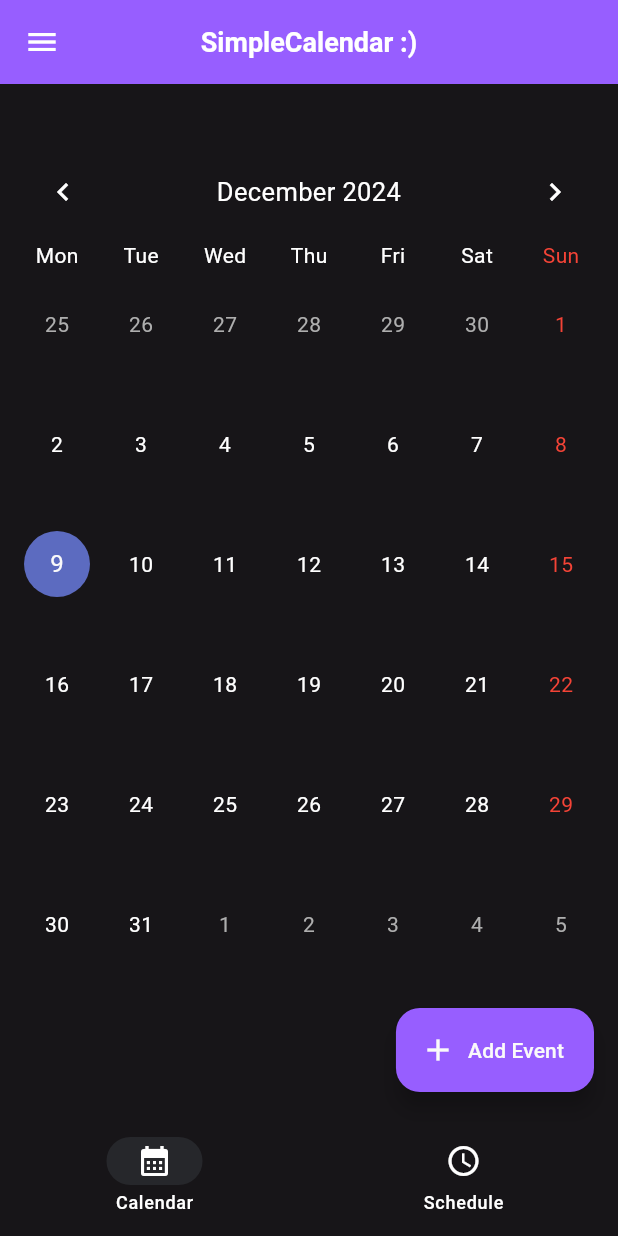
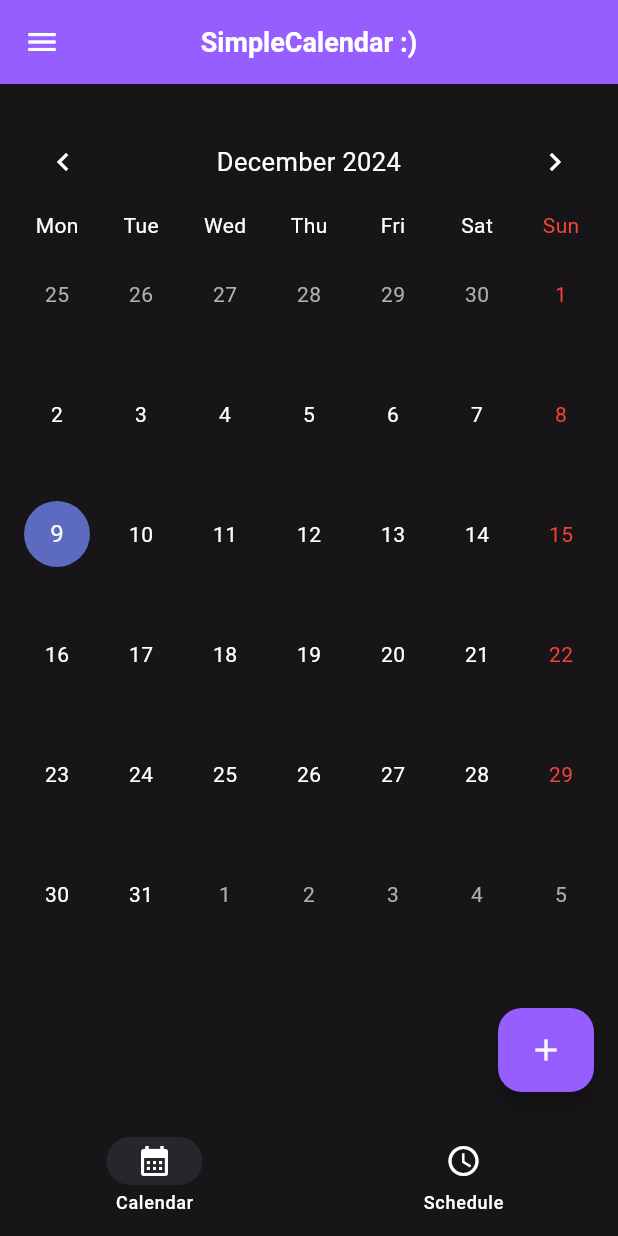
Before and after one commit to baihaqibb/tubes-impal, a Flutter app: the screen it shows once a user with an empty profile is signed in, on a phone screen of 412 x 824 dp. Run offline on Flutter 3.47's test engine with Material 3 defaults, Android fonts, the phone set to English and light mode, and no system bars; drawn by our look-alikes of table_calendar; our stand-ins replace cloud_firestore, date_picker_timeline, firebase_auth, firebase_core, flutter_local_notifications, timezone; accounts and stored records are empty.

Commit message:
Event Create + Read
+ a bit of Update but borderline unfinished tho

```diff
--- a/lib/pages/auth_page.dart
+++ b/lib/pages/auth_page.dart
@@ -1,6 +1,5 @@
 import 'package:firebase_auth/firebase_auth.dart';
 import 'package:flutter/material.dart';
-import 'package:simple_cal/pages/home_page.dart';
 import 'package:simple_cal/pages/login_page.dart';
 import 'package:simple_cal/pages/verification_page.dart';
 
@@ -14,9 +13,9 @@ class AuthPage extends StatelessWidget {
           stream: FirebaseAuth.instance.authStateChanges(),
           builder: (context, snapshot) {
             if (snapshot.hasData) {
-              return VerificationPage();
+              return const VerificationPage();
             } else {
-              return LoginPage();
+              return const LoginPage();
             }
           }),
     );
--- a/lib/pages/home_page.dart
+++ b/lib/pages/home_page.dart
@@ -1,10 +1,12 @@
+import "package:cloud_firestore/cloud_firestore.dart";
 import "package:date_picker_timeline/date_picker_widget.dart";
 import "package:firebase_auth/firebase_auth.dart";
 import "package:flutter/material.dart";
 import 'package:intl/intl.dart';
-import "package:simple_cal/notifications/notification.dart";
 import "package:simple_cal/pages/input_page.dart";
+import "package:simple_cal/services/firestore.dart";
 import "package:simple_cal/themes.dart";
+import "package:simple_cal/widgets/event_card.dart";
 import "package:table_calendar/table_calendar.dart";
 
 class HomePage extends StatefulWidget {
@@ -15,12 +17,18 @@ class HomePage extends StatefulWidget {
 }
 
 class _HomePageState extends State<HomePage> {
+  final FirestoreService firestoreService = FirestoreService();
+
   int currentPageIndex = 0;
-  DateTime today = DateTime.now();
+  DateTime today =
+      DateTime(DateTime.now().year, DateTime.now().month, DateTime.now().day);
 
   final logoutSnackbar = SnackBar(content: Text("User logged out"));
 
   final user = FirebaseAuth.instance.currentUser!;
+
+  DateTime _selectedDate =
+      DateTime(DateTime.now().year, DateTime.now().month, DateTime.now().day);
 
   void logout() {
     FirebaseAuth.instance.signOut();
@@ -66,19 +74,57 @@ class _HomePageState extends State<HomePage> {
         Column(
           children: [
             _dateShown(),
-            _datePicker(),
+            _dateBar(),
+            StreamBuilder(
+                stream: firestoreService.events
+                    .where('user',
+                        isEqualTo: FirebaseAuth.instance.currentUser!.uid)
+                    .where('date', isEqualTo: Timestamp.fromDate(_selectedDate))
+                    .orderBy('start_time')
+                    .snapshots(),
+                builder: (context, snapshot) {
+                  if (snapshot.connectionState == ConnectionState.waiting) {
+                    return const Center(
+                      child: CircularProgressIndicator(),
+                    );
+                  }
+                  if (!snapshot.hasData) {
+                    return const Text("There's nothing here...");
+                  }
+
+                  return Expanded(
+                      child: ListView.builder(
+                    itemCount: snapshot.data!.docs.length,
+                    itemBuilder: (context, index) {
+                      return Row(
+                        children: [
+                          Expanded(
+                            child: EventCard(
+                              title: snapshot.data!.docs[index]['title'],
+                              note: snapshot.data!.docs[index]['note'],
+                              time: snapshot.data!.docs[index]['start_time'] +
+                                  " - " +
+                                  snapshot.data!.docs[index]['end_time'],
+                            ),
+                          )
+                        ],
+                      );
+                    },
+                  ));
+                })
           ],
         )
       ][currentPageIndex],
-      floatingActionButton: FloatingActionButton.extended(
+      floatingActionButton: currentPageIndex == 1
+          ? null
+          : FloatingActionButton.extended(
               backgroundColor: primary,
               foregroundColor: const Color(0xFFFAFAFA),
               onPressed: () {
                 Navigator.push(context,
                     MaterialPageRoute(builder: (context) => const InputPage()));
               },
-        label: const Text("Add Event"),
-        icon: const Icon(Icons.add),
+              label: const Icon(Icons.add),
             ),
       bottomNavigationBar: NavigationBar(
         onDestinationSelected: (int index) {
@@ -96,14 +142,14 @@ class _HomePageState extends State<HomePage> {
     );
   }
 
-  Container _datePicker() {
+  Container _dateBar() {
     return Container(
-      margin: const EdgeInsets.only(top: 20, left: 20, right: 20),
+      margin: const EdgeInsets.only(top: 20, left: 20, right: 20, bottom: 10),
       child: DatePicker(
         DateTime.now(),
         height: 100,
         width: 80,
-        initialSelectedDate: DateTime.now(),
+        initialSelectedDate: today,
         selectionColor: primary,
         selectedTextColor: Colors.white,
         monthTextStyle: const TextStyle(
@@ -112,6 +158,12 @@ class _HomePageState extends State<HomePage> {
             fontSize: 20, fontWeight: FontWeight.w600, color: Colors.grey),
         dayTextStyle: const TextStyle(
             fontSize: 16, fontWeight: FontWeight.w600, color: Colors.grey),
+        daysCount: 30,
+        onDateChange: (date) {
+          setState(() {
+            _selectedDate = date;
+          });
+        },
       ),
     );
   }
@@ -139,24 +191,49 @@ class _HomePageState extends State<HomePage> {
               ],
             ),
           ),
+          ElevatedButton(
+            onPressed: () {
+              Navigator.push(context,
+                  MaterialPageRoute(builder: (context) => const InputPage()));
+            },
+            style: ElevatedButton.styleFrom(
+                backgroundColor: primary,
+                foregroundColor: const Color(0xFFFAFAFA),
+                shape: RoundedRectangleBorder(
+                    borderRadius: BorderRadius.circular(10))),
+            child: const Row(
+              mainAxisAlignment: MainAxisAlignment.center,
+              children: [
+                Icon(
+                  Icons.add,
+                  color: Colors.white,
+                ),
+                Text(
+                  "Add Event",
+                  style: TextStyle(color: Colors.white),
+                )
+              ],
+            ),
+          )
         ],
       ),
     );
   }
 
-  Column _homePageCalendarView() {
-    return Column(
+  SingleChildScrollView _homePageCalendarView() {
+    return SingleChildScrollView(
+      child: Column(
         children: [
           Container(
             margin:
-              const EdgeInsets.only(top: 40, left: 10, right: 10, bottom: 40),
+                const EdgeInsets.only(top: 20, left: 10, right: 10, bottom: 20),
             child: TableCalendar(
                 weekendDays: const [DateTime.sunday],
                 locale: "en_US",
                 rowHeight: 80,
                 headerStyle: const HeaderStyle(
                     formatButtonVisible: false, titleCentered: true),
-              availableGestures: AvailableGestures.all,
+                availableGestures: AvailableGestures.horizontalSwipe,
                 onDaySelected: (day, focusedDay) {
                   setState(() {
                     today = day;
@@ -166,16 +243,20 @@ class _HomePageState extends State<HomePage> {
                 daysOfWeekStyle: const DaysOfWeekStyle(
                     weekendStyle: TextStyle(color: Colors.red),
                     weekdayStyle: TextStyle()),
-              calendarStyle: CalendarStyle(
-                weekNumberTextStyle: const TextStyle(color: Colors.red),
-                weekendTextStyle: const TextStyle(color: Colors.red),
+                calendarStyle: const CalendarStyle(
+                  weekNumberTextStyle: TextStyle(color: Colors.red),
+                  weekendTextStyle: TextStyle(color: Colors.red),
                 ),
                 startingDayOfWeek: StartingDayOfWeek.monday,
                 focusedDay: today,
-              firstDay: DateTime.utc(1970, 01, 01),
-              lastDay: DateTime.utc(2099, 12, 31)),
+                firstDay: DateTime.utc(2000, 01, 01),
+                lastDay: DateTime.utc(2049, 12, 31)),
+          ),
+          const SizedBox(
+            height: 100,
           )
         ],
+      ),
     );
   }
 
--- a/lib/pages/verification_page.dart
+++ b/lib/pages/verification_page.dart
@@ -3,7 +3,6 @@ import 'dart:async';
 import 'package:firebase_auth/firebase_auth.dart';
 import 'package:flutter/material.dart';
 import 'package:simple_cal/pages/home_page.dart';
-import 'package:simple_cal/pages/login_page.dart';
 import 'package:simple_cal/themes.dart';
 
 class VerificationPage extends StatefulWidget {
--- a/pubspec.yaml
+++ b/pubspec.yaml
@@ -44,6 +44,7 @@ dependencies:
   firebase_core:
   firebase_auth: ^5.3.3
   cloud_firestore: ^5.5.1
+  uuid: ^4.5.1
 
 dev_dependencies:
   flutter_test:
```
Also changed, not shown: lib/pages/input_page.dart (+41 -2 lines), lib/services/firestore.dart (added, +41 -0 lines), lib/widgets/event_card.dart (added, +82 -0 lines), pubspec.lock. Lines whose indentation alone changed are shown as unchanged.
